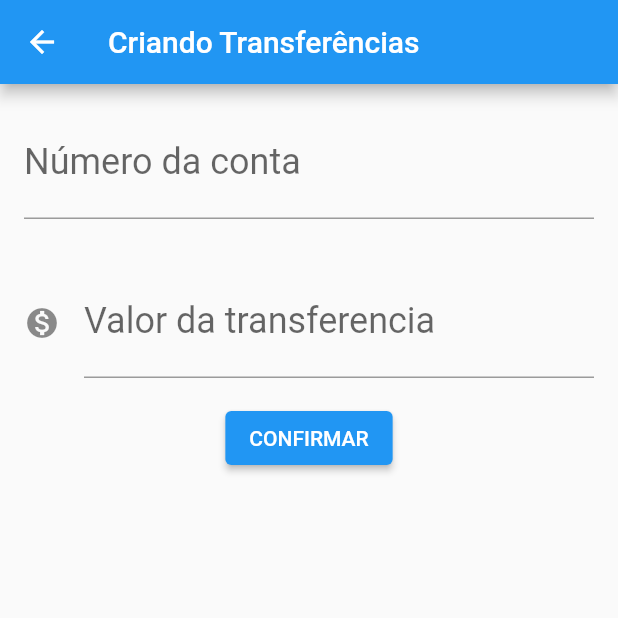
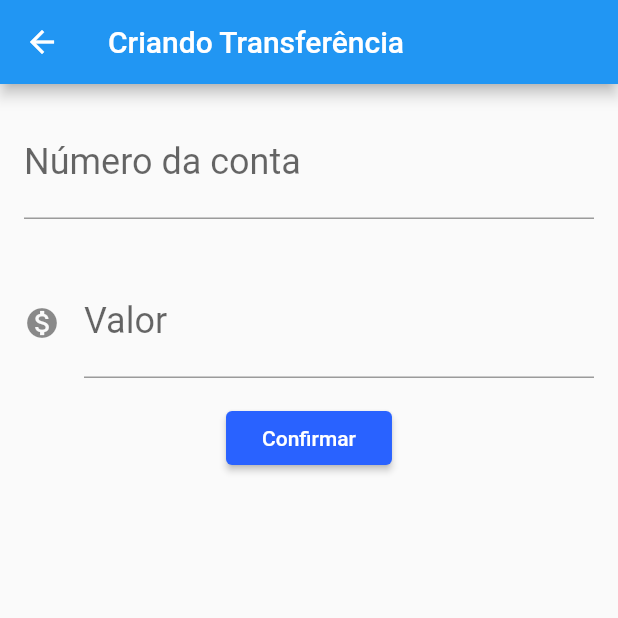
Before and after one commit to devCarlosAlexandre/Bytebank-Flutter, a Flutter app: the screen it shows after launch, after a tap on the "add" icon, on a phone screen of 412 x 824 dp, the top half of it. Run offline on Flutter 3.47's test engine with Material 2 defaults, Android fonts, the phone set to English and light mode, and no system bars.

Commit message:
versão 1.0 estável

```diff
--- /dev/null
+++ b/lib/components/editor.dart
@@ -0,0 +1,32 @@
+import 'package:flutter/material.dart';
+
+class Editor extends StatelessWidget {
+  final TextEditingController controlador;
+  final String rotulo;
+  final String dica;
+  final IconData? icone;
+
+  Editor({
+     required this.controlador,
+   required this.rotulo,
+    required this.dica,
+     this.icone,
+  });
+
+  @override
+  Widget build(BuildContext context) {
+    return Padding(
+      padding: const EdgeInsets.all(16.0),
+      child: TextField(
+        controller: controlador,
+        style: TextStyle(fontSize: 24.0),
+        decoration: InputDecoration(
+          icon: icone != null ? Icon(icone) : null,
+          labelText: rotulo,
+          hintText: dica,
+        ),
+        keyboardType: TextInputType.number,
+      ),
+    );
+  }
+}
--- a/lib/main.dart
+++ b/lib/main.dart
@@ -1,160 +1,21 @@
-import 'dart:html';
+import 'package:cauculaimc/models/transferencia.dart';
+import 'package:cauculaimc/screens/transferencia/lista.dart';
+import 'package:flutter/material.dart';
 
-import 'package:flutter/material.dart';
-import 'package:flutter/rendering.dart';
+void main() => runApp(BytebankApp());
 
-void main() => runApp(Bytebankapp());
-
-class Bytebankapp extends StatelessWidget {
+class BytebankApp extends StatelessWidget {
   @override
   Widget build(BuildContext context) {
     return MaterialApp(
-      home: Scaffold(
-        body: ListaTransferencias(),
+      theme: ThemeData(
+        primaryColor: Colors.green[900],
+        buttonTheme: ButtonThemeData(
+          buttonColor: Colors.blueAccent[700],
+          textTheme: ButtonTextTheme.primary,
+        ), colorScheme: ColorScheme.fromSwatch().copyWith(secondary: Colors.blueAccent[700]),
       ),
+      home: ListaTransferencias(),
     );
   }
 }
-
-class ListaTransferencias extends StatefulWidget {
-
-List<Transferencia> get _transferencias => [];
-
-  @override
-  State<StatefulWidget> createState(){
-    return ListaTransferenciaState();
-  }
-}
-class ListaTransferenciaState extends State<ListaTransferencias>{
-
-  @override
-  Widget build(BuildContext context) {
-    return Scaffold(
-        appBar: AppBar(
-          title: Text("Transferências"),
-        ),
-        body: ListView.builder(
-          itemCount: widget._transferencias.length,
-          itemBuilder: (context, indice) {
-            final transferencia = widget._transferencias[indice];
-            return ItemTransferencia(transferencia);
-          },
-        ),
-        floatingActionButton: FloatingActionButton(
-          child: Icon(Icons.add),
-          onPressed: () {
-            final Future<dynamic> future =
-                Navigator.push(context, MaterialPageRoute(builder: (context) {
-              return FormularioTransferencia();
-            }));
-            future.then((transferenciaRecebida) {
-              debugPrint('chegou no then do future');
-              debugPrint('$transferenciaRecebida');
-              widget._transferencias.add(transferenciaRecebida);
-            });
-          },
-        ));
-  }
-
-}
-
-class ItemTransferencia extends StatelessWidget {
-  final Transferencia transferencia;
-  ItemTransferencia(
-    this.transferencia,
-  );
-  @override
-  Widget build(BuildContext context) {
-    return Card(
-      child: ListTile(
-        leading: Icon(Icons.monetization_on),
-        title: Text(transferencia.valor.toString()),
-        subtitle: Text(transferencia.numeroConta.toString()),
-      ),
-    );
-  }
-}
-
-class Transferencia {
-  final double valor;
-  final int numeroConta;
-  Transferencia(this.valor, this.numeroConta);
-
-  @override
-  String toString() {
-    return 'Transferencia{valor: $valor, numeroConta: $numeroConta}';
-  }
-}
-
-class FormularioTransferencia extends StatelessWidget {
-  final TextEditingController _controladorCampoNumeroConta =
-      TextEditingController();
-  final TextEditingController _controladorCampoValor = TextEditingController();
-
-  get color => null;
-  @override
-  Widget build(BuildContext context) {
-    return Scaffold(
-      appBar: AppBar(
-        title: Text('Criando Transferências'),
-      ),
-      body: Column(
-        children: <Widget>[
-          Editor(
-            controlador: _controladorCampoNumeroConta,
-            rotulo: 'Número da conta',
-            dica: '000-00',
-          ),
-          Editor(
-            controlador: _controladorCampoValor,
-            rotulo: 'Valor da transferencia',
-            dica: '0.00',
-            icone: Icons.monetization_on,
-          ),
-          ElevatedButton(
-            child: Text('CONFIRMAR'),
-            onPressed: () {
-              _criaTranferencia(context);
-            },
-          ),
-        ],
-      ),
-    );
-  }
-
-  void _criaTranferencia(BuildContext context) {
-    final int? numeroConta = int.tryParse(_controladorCampoNumeroConta.text);
-    final double? valor = double.tryParse(_controladorCampoValor.text);
-    if (numeroConta != null && valor != null) {
-      final transferenciaCriada = Transferencia(valor, numeroConta);
-      debugPrint('Criando transferência');
-      debugPrint('$transferenciaCriada');
-      Navigator.pop(context, transferenciaCriada);
-    }
-  }
-}
-
-class Editor extends StatelessWidget {
-  final TextEditingController? controlador;
-  final String? rotulo;
-  final String? dica;
-  final IconData? icone;
-  Editor({this.controlador, this.dica, this.rotulo, this.icone});
-
-  @override
-  Widget build(BuildContext context) {
-    return Padding(
-      padding: const EdgeInsets.all(16.0),
-      child: TextField(
-        controller: controlador,
-        style: TextStyle(fontSize: 24.0),
-        decoration: InputDecoration(
-          icon: icone != null ? Icon(icone) : null,
-          labelText: rotulo,
-          hintText: dica,
-        ),
-        keyboardType: TextInputType.number,
-      ),
-    );
-  }
-}
--- /dev/null
+++ b/lib/models/transferencia.dart
@@ -0,0 +1,14 @@
+class Transferencia {
+  final double valor;
+  final int numeroConta;
+
+  Transferencia(
+    this.valor,
+    this.numeroConta,
+  );
+
+  @override
+  String toString() {
+    return 'Transferencia{valor: $valor, numeroConta: $numeroConta}';
+  }
+}
--- /dev/null
+++ b/lib/screens/transferencia/formulario.dart
@@ -0,0 +1,68 @@
+import 'package:cauculaimc/components/editor.dart';
+import 'package:cauculaimc/screens/transferencia/formulario.dart';
+import 'package:cauculaimc/screens/transferencia/lista.dart';
+import 'package:flutter/material.dart';
+
+import '../../components/editor.dart';
+import '../../models/transferencia.dart';
+
+const _tituloAppBar = 'Criando Transferência';
+
+const _rotuloCampoValor = 'Valor';
+const _dicaCampoValor = '0.00';
+
+const _rotuloCampoNumeroConta = 'Número da conta';
+const _dicaCampoNumeroConta = '0000';
+
+const _textoBotaoConfirmar = 'Confirmar';
+
+class FormularioTransferencia extends StatefulWidget {
+  @override
+  State<StatefulWidget> createState() {
+    return FormularioTransferenciaState();
+  }
+}
+
+class FormularioTransferenciaState extends State<FormularioTransferencia> {
+  final TextEditingController _controladorCampoNumeroConta =
+      TextEditingController();
+  final TextEditingController _controladorCampoValor = TextEditingController();
+
+  @override
+  Widget build(BuildContext context) {
+    return Scaffold(
+        appBar: AppBar(
+          title: Text(_tituloAppBar),
+        ),
+        body: SingleChildScrollView(
+          child: Column(
+            children: <Widget>[
+              Editor(
+                controlador: _controladorCampoNumeroConta,
+                dica: _dicaCampoNumeroConta,
+                rotulo: _rotuloCampoNumeroConta,
+              ),
+              Editor(
+                dica: _dicaCampoValor,
+                controlador: _controladorCampoValor,
+                rotulo: _rotuloCampoValor,
+                icone: Icons.monetization_on,
+              ),
+              RaisedButton(
+                child: Text(_textoBotaoConfirmar),
+                onPressed: () => _criaTransferencia(context),
+              ),
+            ],
+          ),
+        ));
+  }
+
+  void _criaTransferencia(BuildContext context) {
+    final int? numeroConta = int.tryParse(_controladorCampoNumeroConta.text);
+    final double? valor = double.tryParse(_controladorCampoValor.text);
+    if (numeroConta != null && valor != null) {
+      final transferenciaCriada = Transferencia(valor, numeroConta);
+      Navigator.pop(context, transferenciaCriada);
+    }
+  }
+}
--- /dev/null
+++ b/lib/screens/transferencia/lista.dart
@@ -0,0 +1,69 @@
+import '../../models/transferencia.dart';
+import 'package:cauculaimc/screens/transferencia/formulario.dart';
+import 'package:flutter/material.dart';
+
+import 'package:cauculaimc/models/transferencia.dart';
+import 'formulario.dart';
+
+const _tituloAppBar = 'Transferências';
+
+class ListaTransferencias extends StatefulWidget {
+  final List<Transferencia> _transferencias = [];
+
+  @override
+  State<StatefulWidget> createState() {
+    return ListaTransferenciasState();
+  }
+}
+
+class ListaTransferenciasState extends State<ListaTransferencias> {
+  @override
+  Widget build(BuildContext context) {
+    return Scaffold(
+      appBar: AppBar(
+        title: Text(_tituloAppBar),
+      ),
+      body: ListView.builder(
+        itemCount: widget._transferencias.length,
+        itemBuilder: (context, indice) {
+          final transferencia = widget._transferencias[indice];
+          return ItemTransferencia(transferencia);
+        },
+      ),
+      floatingActionButton: FloatingActionButton(
+        child: Icon(Icons.add),
+        onPressed: () {
+          Navigator.push(context, MaterialPageRoute(builder: (context) {
+            return FormularioTransferencia();
+          })).then(
+            (transferenciaRecebida) => _atualiza(transferenciaRecebida),
+          );
+        },
+      ),
+    );
+  }
+
+  void _atualiza(Transferencia transferenciaRecebida) {
+    if (transferenciaRecebida != null) {
+      setState(() {
+        widget._transferencias.add(transferenciaRecebida);
+      });
+    }
+  }
+}
+
+class ItemTransferencia extends StatelessWidget {
+  final Transferencia _transferencia;
+
+  ItemTransferencia(this._transferencia);
+
+  @override
+  Widget build(BuildContext context) {
+    return Card(
+        child: ListTile(
+      leading: Icon(Icons.monetization_on),
+      title: Text(_transferencia.valor.toString()),
+      subtitle: Text(_transferencia.numeroConta.toString()),
+    ));
+  }
+}
```
